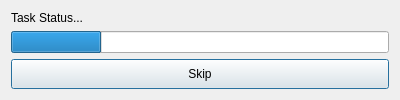
FreesmTeam/FreesmLauncher, file launcher/ui/dialogs/ProgressDialog.ui: the form before one commit.
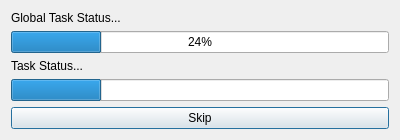
The form after the commit.

Commit message:
feat: Use a single progress dialog when doing multiple tasks
This puts all mod downloading tasks inside a SequentialTask, which is,
for more than one task, a multi step task. This is handled by the
ProgressDialog by showing both the global progress of tasks executed,
and the individual progress of each of them.

Diff of the .ui file:
```diff
--- a/launcher/ui/dialogs/ProgressDialog.ui
+++ b/launcher/ui/dialogs/ProgressDialog.ui
@@ -2,14 +2,6 @@
 <ui version="4.0">
  <class>ProgressDialog</class>
  <widget class="QDialog" name="ProgressDialog">
-  <property name="geometry">
-   <rect>
-    <x>0</x>
-    <y>0</y>
-    <width>400</width>
-    <height>100</height>
-   </rect>
-  </property>
   <property name="minimumSize">
    <size>
     <width>400</width>
@@ -26,27 +18,7 @@
    <string>Please wait...</string>
   </property>
   <layout class="QGridLayout" name="gridLayout">
-   <item row="0" column="0">
-    <widget class="QLabel" name="statusLabel">
-     <property name="text">
-      <string>Task Status...</string>
-     </property>
-     <property name="wordWrap">
-      <bool>true</bool>
-     </property>
-    </widget>
-   </item>
-   <item row="1" column="0">
-    <widget class="QProgressBar" name="taskProgressBar">
-     <property name="value">
-      <number>24</number>
-     </property>
-     <property name="textVisible">
-      <bool>false</bool>
-     </property>
-    </widget>
-   </item>
-   <item row="2" column="0">
+   <item row="4" column="0">
     <widget class="QPushButton" name="skipButton">
      <property name="sizePolicy">
       <sizepolicy hsizetype="Expanding" vsizetype="Expanding">
@@ -59,6 +31,43 @@
      </property>
     </widget>
    </item>
+   <item row="0" column="0">
+    <widget class="QLabel" name="globalStatusLabel">
+     <property name="text">
+      <string>Global Task Status...</string>
+     </property>
+    </widget>
+   </item>
+   <item row="2" column="0">
+    <widget class="QLabel" name="statusLabel">
+     <property name="text">
+      <string>Task Status...</string>
+     </property>
+     <property name="wordWrap">
+      <bool>true</bool>
+     </property>
+    </widget>
+   </item>
+   <item row="3" column="0">
+    <widget class="QProgressBar" name="taskProgressBar">
+     <property name="value">
+      <number>24</number>
+     </property>
+     <property name="textVisible">
+      <bool>false</bool>
+     </property>
+    </widget>
+   </item>
+   <item row="1" column="0">
+    <widget class="QProgressBar" name="globalProgressBar">
+     <property name="enabled">
+      <bool>true</bool>
+     </property>
+     <property name="value">
+      <number>24</number>
+     </property>
+    </widget>
+   </item>
   </layout>
  </widget>
  <resources/>
```
The commit also changes 6 other files.
